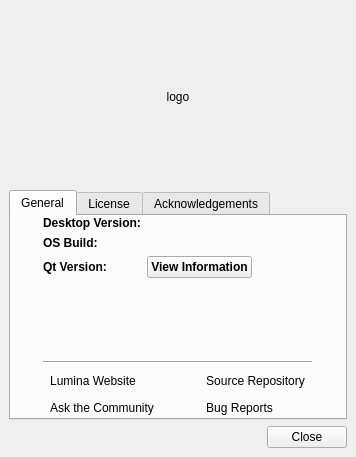
Above: src-qt5/core/lumina-info/MainUI.ui from lumina-desktop/lumina before the change. Below: the same form after it.
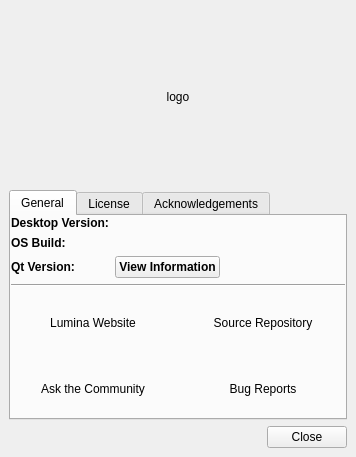
That is the form after the change. Icons and pictures are not drawn.

Commit message: Cleanup the sizing of the new QToolButtons a bit (ensure uniform sizes - does not touch screenshots since they are recessed by default).

Diff of the .ui file:
```diff
--- a/src-qt5/core/lumina-info/MainUI.ui
+++ b/src-qt5/core/lumina-info/MainUI.ui
@@ -76,6 +76,12 @@
          <layout class="QGridLayout" name="gridLayout">
           <item row="2" column="1">
            <widget class="QToolButton" name="tool_sources">
+            <property name="sizePolicy">
+             <sizepolicy hsizetype="Preferred" vsizetype="Preferred">
+              <horstretch>0</horstretch>
+              <verstretch>0</verstretch>
+             </sizepolicy>
+            </property>
             <property name="whatsThis">
              <string notr="true">https://github.com/trueos/lumina</string>
             </property>
@@ -105,6 +111,12 @@
           </item>
           <item row="2" column="0">
            <widget class="QToolButton" name="tool_website">
+            <property name="sizePolicy">
+             <sizepolicy hsizetype="Preferred" vsizetype="Preferred">
+              <horstretch>0</horstretch>
+              <verstretch>0</verstretch>
+             </sizepolicy>
+            </property>
             <property name="whatsThis">
              <string notr="true">http://lumina-desktop.org</string>
             </property>
@@ -127,6 +139,12 @@
           </item>
           <item row="3" column="1">
            <widget class="QToolButton" name="tool_bugs">
+            <property name="sizePolicy">
+             <sizepolicy hsizetype="Preferred" vsizetype="Preferred">
+              <horstretch>0</horstretch>
+              <verstretch>0</verstretch>
+             </sizepolicy>
+            </property>
             <property name="whatsThis">
              <string notr="true">https://bugs.pcbsd.org/projects/pcbsd</string>
             </property>
@@ -245,6 +263,12 @@
           </item>
           <item row="3" column="0">
            <widget class="QToolButton" name="tool_irc">
+            <property name="sizePolicy">
+             <sizepolicy hsizetype="Preferred" vsizetype="Preferred">
+              <horstretch>0</horstretch>
+              <verstretch>0</verstretch>
+             </sizepolicy>
+            </property>
             <property name="whatsThis">
              <string notr="true">https://webchat.freenode.net/?channels=%23lumina-desktop</string>
             </property>
```
The commit also changes 2 other files.
